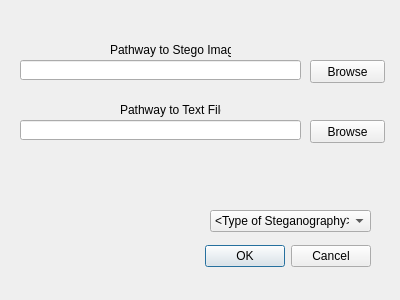
The window that Steganography/SteganographyWindow.ui (AxlWest/Steganography) describes before a commit, drawn with Qt 5.
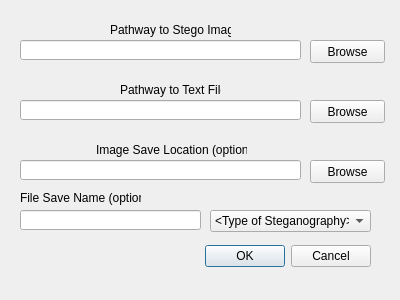
The same window after the commit.

Commit message:
full menu and lsb steganography
finished the menu layout and added the first kind of steganography Least
Significant Bit (LSB)

What changed in the file:
```diff
--- a/Steganography/SteganographyWindow.ui
+++ b/Steganography/SteganographyWindow.ui
@@ -65,7 +65,7 @@
    <property name="geometry">
     <rect>
      <x>20</x>
-     <y>60</y>
+     <y>40</y>
      <width>281</width>
      <height>20</height>
     </rect>
@@ -75,7 +75,7 @@
    <property name="geometry">
     <rect>
      <x>310</x>
-     <y>60</y>
+     <y>40</y>
      <width>75</width>
      <height>23</height>
     </rect>
@@ -88,7 +88,7 @@
    <property name="geometry">
     <rect>
      <x>20</x>
-     <y>120</y>
+     <y>100</y>
      <width>281</width>
      <height>20</height>
     </rect>
@@ -98,7 +98,7 @@
    <property name="geometry">
     <rect>
      <x>310</x>
-     <y>120</y>
+     <y>100</y>
      <width>75</width>
      <height>23</height>
     </rect>
@@ -111,7 +111,7 @@
    <property name="geometry">
     <rect>
      <x>110</x>
-     <y>40</y>
+     <y>20</y>
      <width>121</width>
      <height>20</height>
     </rect>
@@ -124,7 +124,7 @@
    <property name="geometry">
     <rect>
      <x>120</x>
-     <y>100</y>
+     <y>80</y>
      <width>101</width>
      <height>20</height>
     </rect>
@@ -133,6 +133,65 @@
     <string>Pathway to Text File</string>
    </property>
   </widget>
+  <widget class="QPushButton" name="pushButton">
+   <property name="geometry">
+    <rect>
+     <x>310</x>
+     <y>160</y>
+     <width>75</width>
+     <height>23</height>
+    </rect>
+   </property>
+   <property name="text">
+    <string>Browse</string>
+   </property>
+  </widget>
+  <widget class="QLineEdit" name="SaveLineEdit">
+   <property name="geometry">
+    <rect>
+     <x>20</x>
+     <y>160</y>
+     <width>281</width>
+     <height>20</height>
+    </rect>
+   </property>
+  </widget>
+  <widget class="QLabel" name="label_3">
+   <property name="geometry">
+    <rect>
+     <x>96</x>
+     <y>140</y>
+     <width>151</width>
+     <height>20</height>
+    </rect>
+   </property>
+   <property name="text">
+    <string>Image Save Location (optional)</string>
+   </property>
+  </widget>
+  <widget class="QLineEdit" name="SaveNameLineEdit">
+   <property name="geometry">
+    <rect>
+     <x>20</x>
+     <y>210</y>
+     <width>181</width>
+     <height>20</height>
+    </rect>
+   </property>
+  </widget>
+  <widget class="QLabel" name="label_4">
+   <property name="geometry">
+    <rect>
+     <x>20</x>
+     <y>190</y>
+     <width>121</width>
+     <height>16</height>
+    </rect>
+   </property>
+   <property name="text">
+    <string>File Save Name (optional)</string>
+   </property>
+  </widget>
  </widget>
  <resources/>
  <connections>
```
The commit also changes 15 other files.
